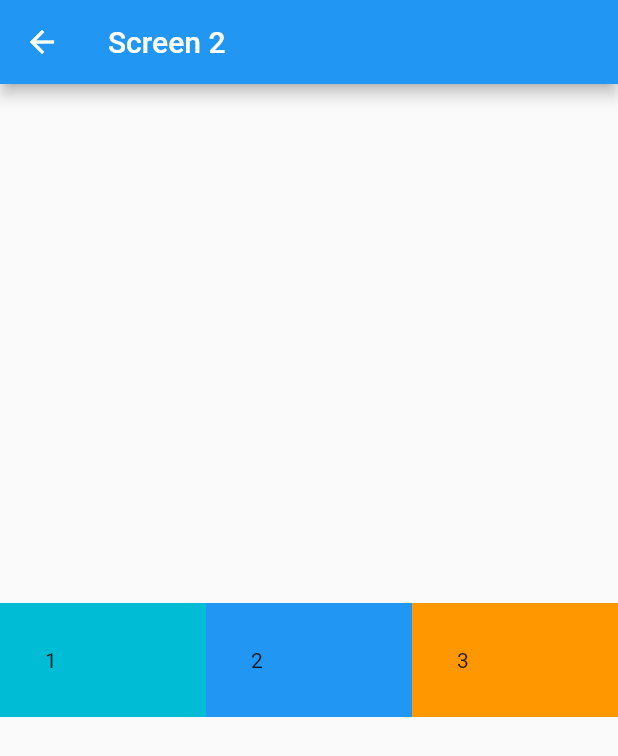
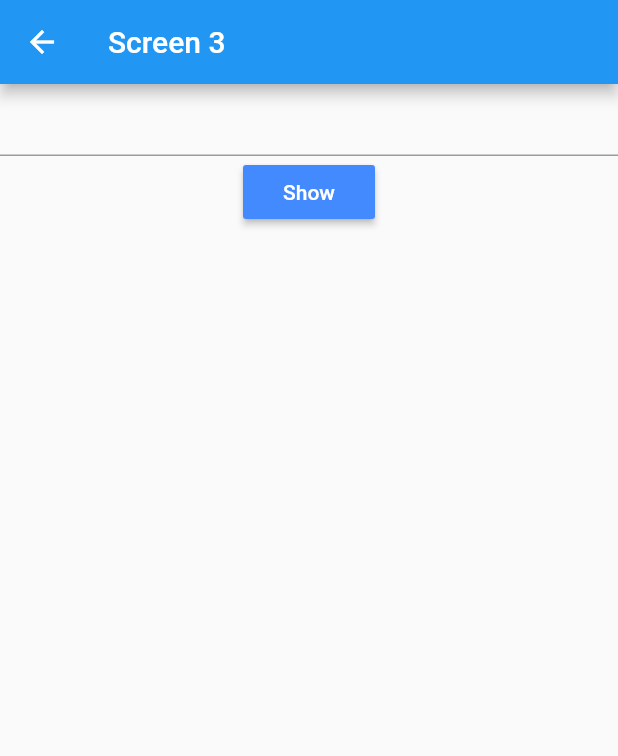
Before and after one commit to Mohamed-Ahmed-Esmat/Flutter-Test, a Flutter app: the screen it shows after launch, after a tap on "Next", on a phone screen of 412 x 824 dp. Shown: the top 756 px of the screen. Run offline on Flutter 3.47's test engine with Material 2 defaults, Android fonts, the phone set to English and light mode, and no system bars; our stand-ins replace get.

Commit message:
Added a new screen to test the textfield widget

```diff
--- a/test_flutter/lib/main.dart
+++ b/test_flutter/lib/main.dart
@@ -1,6 +1,6 @@
 import 'package:flutter/material.dart';
 import 'package:get/get.dart';
-import 'package:test_flutter/screen1.dart';
+import 'package:test_flutter/screen2.dart';
 
 void main() {
   runApp(Home());
@@ -11,7 +11,7 @@ class Home extends StatelessWidget {
   Widget build(BuildContext context) {
     return GetMaterialApp(
       debugShowCheckedModeBanner: false,
-      home: Screen1(),
+      home: Screen2(),
     );
   }
 }
--- a/test_flutter/lib/screen2.dart
+++ b/test_flutter/lib/screen2.dart
@@ -1,4 +1,6 @@
 import 'package:flutter/material.dart';
+import 'package:get/get.dart';
+import 'package:test_flutter/screen3.dart';
 
 class Screen2 extends StatelessWidget {
   const Screen2({super.key});
@@ -7,7 +9,7 @@ class Screen2 extends StatelessWidget {
   Widget build(BuildContext context) {
     return Scaffold(
       appBar: AppBar(
-        title: Text("Screen 2"),
+        title: Center(child: Text("Screen 2")),
       ),
       body: Center(
         child: Row(
@@ -38,6 +40,13 @@ class Screen2 extends StatelessWidget {
           ],
         ),
       ),
+      floatingActionButton: FloatingActionButton(
+        onPressed: () {
+          Get.to(Screen3());
+        },
+        child: Text("Next"),
+        backgroundColor: Colors.lightGreen[600],
+      ),
     );
   }
 }
--- /dev/null
+++ b/test_flutter/lib/screen3.dart
@@ -0,0 +1,40 @@
+import 'package:flutter/material.dart';
+
+class Screen3 extends StatefulWidget {
+  Screen3({super.key});
+
+  @override
+  State<Screen3> createState() => _Screen3State();
+}
+
+class _Screen3State extends State<Screen3> {
+  var cont = TextEditingController();
+
+  var name = '';
+
+  @override
+  Widget build(BuildContext context) {
+    return Scaffold(
+      appBar: AppBar(
+        title: Text("Screen 3"),
+      ),
+      body: Column(
+        children: [
+          TextField(
+            controller: cont,
+          ),
+          MaterialButton(
+            onPressed: () {
+              name = cont.text;
+              setState(() {});
+            },
+            child: Text("Show"),
+            color: Colors.blueAccent,
+            textColor: Colors.white,
+          ),
+          Text(name),
+        ],
+      ),
+    );
+  }
+}
```
